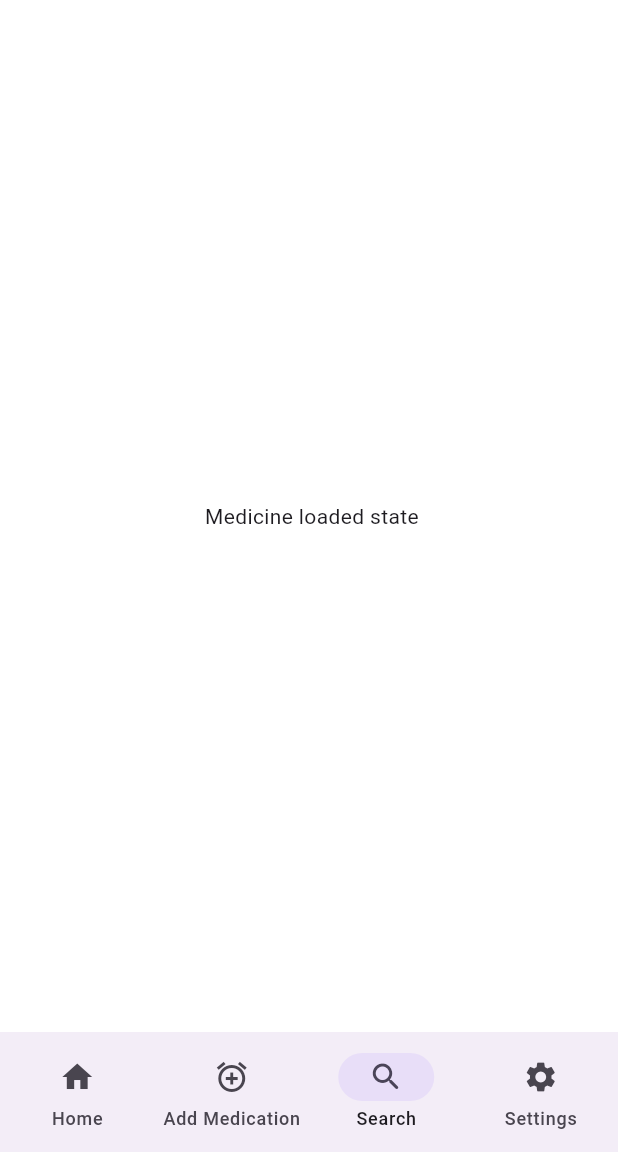
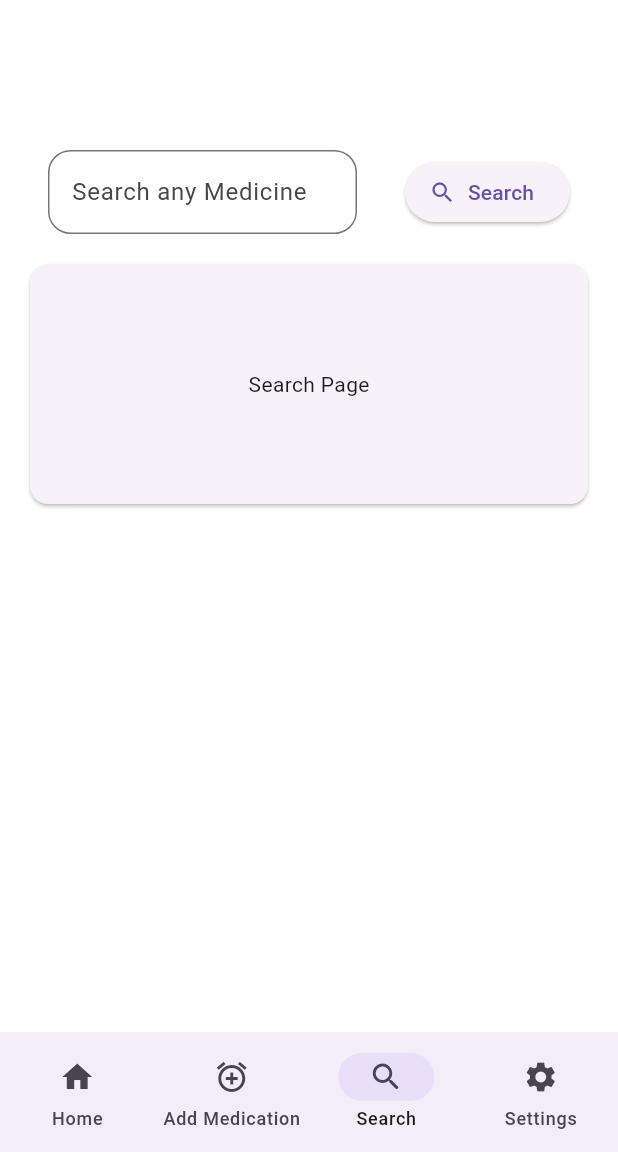
Before and after one commit to pnaskardev/MediRem, a Flutter app: the AppBottomNavBar screen opened directly, swiped to page 3, on a phone screen of 412 x 824 dp, the part 84-1236 px from its top. Run offline on Flutter 3.47's test engine with Material 2 defaults, Android fonts, the phone set to English and light mode, and no system bars; our stand-ins replace bloc, equatable, firebase_auth, firebase_core, flutter_bloc, flutter_hooks and 1 more; missing offline and left inert: flutterfire_ui; accounts and stored records are empty.

```diff
--- a/lib/features/search/search_screen.dart
+++ b/lib/features/search/search_screen.dart
@@ -1,36 +1,124 @@
 import 'package:flutter/material.dart';
 import 'package:flutter_bloc/flutter_bloc.dart';
+import 'package:flutter_hooks/flutter_hooks.dart';
 import 'package:medi_rem/logic/medicine_api_bloc/medicine_api_bloc.dart';
+import 'package:medi_rem/repository/api_repository.dart';
 
-class SearchScreen extends StatefulWidget
+class SearchScreen extends StatefulHookWidget
 {
-  const SearchScreen({super.key});
+  const SearchScreen({Key? key}) : super(key: key);
+
 
   @override
-  State<SearchScreen> createState() => _SearchScreenState();
+  _SearchScreenState createState() => _SearchScreenState();
 }
 
 class _SearchScreenState extends State<SearchScreen>
 {
+  final _bookFormKey = GlobalKey<FormState>();
   @override
   Widget build(BuildContext context)
   {
+    final titleTextController = useTextEditingController();
+    final text=useState('');
+    useEffect
+    (()
+      {
+        titleTextController.addListener
+        (()
+          {
+            text.value=titleTextController.text;
+          }
+        );
+        return null;
+      },
+      [titleTextController]
+    );
     return BlocProvider
     (
       create: (context)=>MedicineApiBloc
       (
-
-      )..add(LoadMedicineListEvent()),
+        apiRepository: RepositoryProvider.of<ApiRepository>(context),
+      ),
+      /*..add(LoadMedicineListEvent()),*/
       child: SafeArea
       (
         child: Scaffold
         (
-          // body: Center(child: Text('Search Page'),)
-          body: BlocBuilder<MedicineApiBloc,MedicineApiState>
+          body: Column
+          (
+            mainAxisAlignment: MainAxisAlignment.spaceEvenly,
+            mainAxisSize: MainAxisSize.min,
+            crossAxisAlignment: CrossAxisAlignment.center,
+            children:
+            [
+              const SizedBox
+              (
+                height: 100,
+              ),
+              Form
+              (
+                key: _bookFormKey,
+                autovalidateMode: AutovalidateMode.onUserInteraction,
+                child: Row
+                (
+                  mainAxisAlignment: MainAxisAlignment.spaceEvenly,
+                  children:
+                  [
+                    Flexible
+                    (
+                      child: TextFormField
+                      (
+                        controller: titleTextController,
+                        decoration: const InputDecoration
+                        (
+                          labelText: "Search any Medicine",
+                          focusedBorder: OutlineInputBorder
+                          (
+                            borderRadius: BorderRadius.all(Radius.circular(15)),
+                            borderSide: BorderSide(width: 2),
+                          ),
+                          border: OutlineInputBorder
+                          (
+                            borderRadius: BorderRadius.all(Radius.circular(15)),
+                            borderSide: BorderSide
+                            (
+                              width: 2,
+                            ),
+                          ),
+                        ),
+                      ),
+                    ),
+                    Flexible
+                    (
+                      child: ElevatedButton.icon
+                      (
+                        onPressed:()
+                        {
+
+                        } ,
+                        icon: const Icon(Icons.search),
+                        label: const Text('Search')
+                      )
+                    )
+                  ],
+                )
+              ),
+              SizedBox
+              (
+                height: 200,
+                child: Padding
+                (
+                  padding: const EdgeInsets.all(16.0),
+                  child: Card
+                  (
+                    child: Center
+                    (
+                      child: BlocBuilder<MedicineApiBloc,MedicineApiState>
                       (
                         builder: (context,state)
                         {
-              if(state is MedicineApiLoadingState)
+                          if(state is MedicineApiErrorState)
                           {
                             return const Center
                             (
@@ -39,6 +127,7 @@ class _SearchScreenState extends State<SearchScreen>
                           }
                           else if(state is MedicineApiLoadedState)
                           {
+                            // Create a list builder
                             return const Center(child: Text(' Medicine loaded state'),);
                           }
                           return const Center(child: Text('Search Page'),);
@@ -46,6 +135,12 @@ class _SearchScreenState extends State<SearchScreen>
                       ),
                     ),
                   ),
+                ),
+              ),
+            ],
+          ),
+        ),
+      ),
     );
   }
 }
--- a/lib/logic/medicine_api_bloc/medicine_api_bloc.dart
+++ b/lib/logic/medicine_api_bloc/medicine_api_bloc.dart
@@ -2,6 +2,7 @@ import 'dart:developer';
 
 import 'package:bloc/bloc.dart';
 import 'package:equatable/equatable.dart';
+import 'package:medi_rem/models/apiMedicine.dart';
 import 'package:medi_rem/repository/api_repository.dart';
 
 part 'medicine_api_event.dart';
@@ -9,8 +10,8 @@ part 'medicine_api_state.dart';
 
 class MedicineApiBloc extends Bloc<MedicineApiEvent, MedicineApiState>
 {
-  final ApiRepository? _apiRepository;
-  MedicineApiBloc({apiRepository}) :_apiRepository=apiRepository, super(MedicineApiLoadingState())
+  final ApiRepository _apiRepository;
+  MedicineApiBloc({required apiRepository}) :_apiRepository=apiRepository, super(MedicineApiLoadingState())
   {
     on<LoadMedicineListEvent>((event, emit) async
     {
@@ -18,14 +19,14 @@ class MedicineApiBloc extends Bloc<MedicineApiEvent, MedicineApiState>
       log('first state emitted');
       try
       {
-
-
+        final medicineList = await _apiRepository.getMedicineList();
+        emit(MedicineApiLoadedState(medicineList: medicineList));
       }
       catch (e)
       {
+        emit(MedicineApiErrorState(error: e.toString()));
+      }
 
-      }
-      emit(MedicineApiLoadedState());
     });
   }
 }
--- a/lib/logic/medicine_api_bloc/medicine_api_state.dart
+++ b/lib/logic/medicine_api_bloc/medicine_api_state.dart
@@ -16,6 +16,16 @@ class MedicineApiLoadingState extends MedicineApiState
 
 class MedicineApiLoadedState extends MedicineApiState
 {
+  final List<ApiMedicines> medicineList;
+  MedicineApiLoadedState({required this.medicineList});
    @override
-  List<Object> get props => [];
+  List<Object> get props => [medicineList];
 }
+
+class MedicineApiErrorState extends MedicineApiState
+{
+  final String error;
+  MedicineApiErrorState({required this.error});
+   @override
+  List<Object> get props => [error];
+}
--- a/lib/logic/medicine_bloc/medicine_bloc.dart
+++ b/lib/logic/medicine_bloc/medicine_bloc.dart
@@ -5,11 +5,28 @@ import 'package:medi_rem/models/medicine.dart';
 part 'medicine_event.dart';
 part 'medicine_state.dart';
 
-class MedicineBloc extends Bloc<MedicineEvent, MedicineState> {
-  MedicineBloc() : super(MedicineInitial())
+class MedicineBloc extends Bloc<MedicineEvent, MedicineState>
+{
+  List<Medicine> items=[];
+
+  MedicineBloc() : super(const MedicineInitial(list: []))
   {
-    on<MedicineEvent>((event, emit)
+    // on<MedicineEvent>((event, emit)
+    // {
+
+    // });
+    on<AddItem>((event, emit)
     {
+      items.add(event.item);
+      emit(MedicineUpdated(items: items));
     });
+    // Stream<MedicineState> mapToEventState(MedicineEvent event) async*
+    // {
+    //   if (event is AddItem)
+    //   {
+    //     items.add(event.item);
+    //     yield MedicineUpdated(items);
+    //   }
+    // }
   }
 }
--- a/lib/logic/medicine_bloc/medicine_state.dart
+++ b/lib/logic/medicine_bloc/medicine_state.dart
@@ -2,11 +2,22 @@ part of 'medicine_bloc.dart';
 
 class MedicineState extends Equatable
 {
-  Medicine? medicine;
-  MedicineState({this.medicine});
-
+  final List<Medicine> list;
+  const MedicineState({required this.list});
   @override
   List<Object> get props => [];
 }
 
-class MedicineInitial extends MedicineState {}
+class MedicineInitial extends MedicineState
+{
+  final List<Medicine> list;
+  @override
+  const MedicineInitial({required this.list}):super(list: list);
+}
+
+class MedicineUpdated extends MedicineState
+{
+  final List<Medicine> items;
+
+  const MedicineUpdated({required this.items}) : super(list: items);
+}
--- a/lib/main.dart
+++ b/lib/main.dart
@@ -6,8 +6,6 @@ import 'package:medi_rem/auth_gate.dart';
 import 'package:medi_rem/common/navbar/bloc/cubit/navigation_cubit.dart';
 import 'package:medi_rem/firebase_options.dart';
 import 'package:medi_rem/logic/app_bloc/app_bloc.dart';
-import 'package:medi_rem/logic/medicine_api_bloc/medicine_api_bloc.dart';
-import 'package:medi_rem/logic/medicine_bloc/medicine_bloc.dart';
 import 'package:medi_rem/repository/api_repository.dart';
 import 'package:medi_rem/repository/auth_repository.dart';
 import 'package:medi_rem/utils/themes.dart';
@@ -45,9 +43,8 @@ class MyApp extends StatelessWidget
             authRepository: _authRepository
           )),
           BlocProvider(create: (BuildContext context) => NavigationCubit()),
-          BlocProvider(create: (BuildContext context) => MedicineBloc()),
           // BlocProvider(create: (BuildContext context) => MedicineApiBloc()),
-          // RepositoryProvider(create: (context)=>ApiRepository())
+          RepositoryProvider(create: (context)=>ApiRepository())
         ],
         child: MaterialApp
         (
--- a/lib/repository/headers.dart
+++ b/lib/repository/headers.dart
@@ -2,7 +2,6 @@ class ApiUrlRepository
 {
   static Map<String, String> requestHeaders =
   {
-    // 'url': 'https://medicine-autocomplete-indian-brands.p.rapidapi.com/api/medicine/search',
     'X-RapidAPI-Key': '0d2760cfdbmshdaa5dd1cf2ef40ap1d5fcejsn528c11ac4adb',
     'X-RapidAPI-Host': 'medicine-autocomplete-indian-brands.p.rapidapi.com'
   };
--- a/pubspec.yaml
+++ b/pubspec.yaml
@@ -37,6 +37,7 @@ dependencies:
   flutter:
     sdk: flutter
   flutter_bloc: ^8.1.2
+  flutter_hooks: ^0.18.6
   flutterfire_ui: ^0.4.3+20
   google_fonts: ^4.0.3
   hive: ^2.2.3
```
Also changed, not shown: lib/logic/medicine_bloc/medicine_event.dart (+16 -1 lines), lib/repository/api_repository.dart (+16 -7 lines), pubspec.lock. Lines whose indentation alone changed are shown as unchanged.
